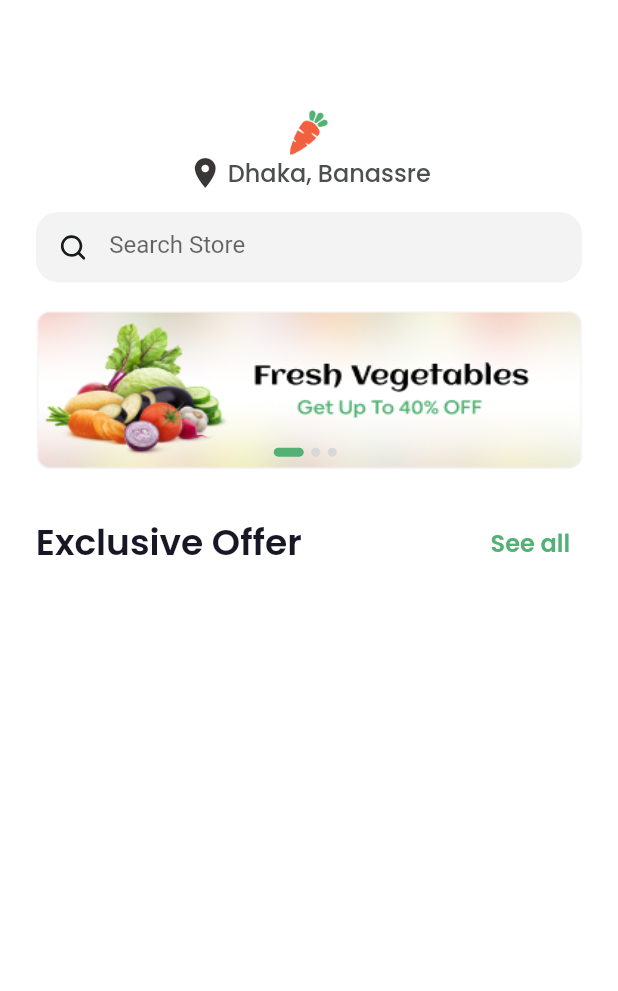
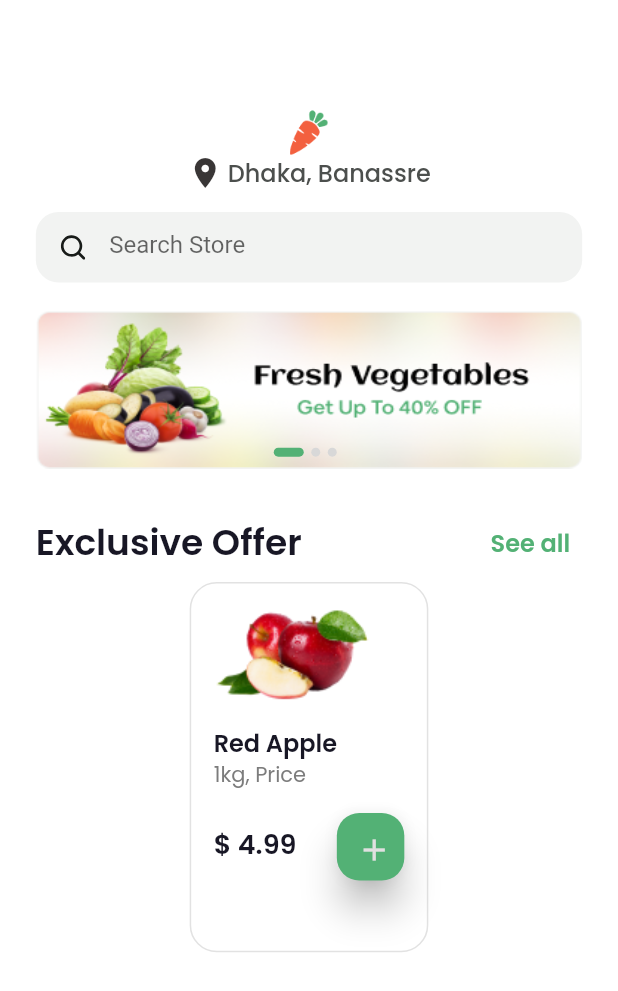
Before and after one commit to YousufQtec/grocery_app, a Flutter app: the screen it shows after launch, on a phone screen of 412 x 824 dp. Shown: the top 991 px of the screen. Run offline on Flutter 3.47's test engine with Material 2 defaults, Android fonts, the phone set to English and light mode, and no system bars; our stand-ins replace bloc, flutter_bloc, flutter_svg, google_fonts.

Commit message:
design product card

```diff
--- /dev/null
+++ b/lib/components/product_card.dart
@@ -0,0 +1,67 @@
+import 'package:flutter/material.dart';
+import 'package:grocery_app/components/nectar_texts.dart';
+import 'package:grocery_app/constants.dart';
+import 'package:grocery_app/size_config.dart';
+
+class ProductCard extends StatelessWidget {
+  const ProductCard({Key? key}) : super(key: key);
+
+  @override
+  Widget build(BuildContext context) {
+    return Container(
+      width: getProportionateScreenHeight(173),
+      height: getProportionateScreenWidth(248),
+      decoration: BoxDecoration(
+        border: Border.all(color: nBorderColor),
+        borderRadius: BorderRadius.circular(18),
+      ),
+      padding: const EdgeInsets.all(15),
+      child: Column(
+        crossAxisAlignment: CrossAxisAlignment.start,
+        children: [
+          Image.asset(
+            'assets/images/apple.png',
+            fit: BoxFit.fill,
+          ),
+          const SizedBox(
+            height: 20,
+          ),
+          const SemiBoldText(
+            text: 'Red Apple',
+            fontSize: 16,
+          ),
+          const MediumText(
+            text: '1kg, Price',
+            fontSize: 14,
+          ),
+          const SizedBox(
+            height: 15,
+          ),
+          Row(
+            mainAxisAlignment: MainAxisAlignment.spaceBetween,
+            children: [
+              const SemiBoldText(text: "$dollar 4.99"),
+              SizedBox(
+                height: 45,
+                width: 45,
+                child: ElevatedButton(
+                  onPressed: () {},
+                  child: const Icon(Icons.add,),
+                  style: ElevatedButton.styleFrom(
+                    elevation: 10.0,
+                    onPrimary: Colors.grey[300],
+                    primary: nectarPrimaryColor,
+                    padding: EdgeInsets.all(getProportionateScreenHeight(14)),
+                    shape: const RoundedRectangleBorder(
+                      borderRadius: BorderRadius.all(Radius.circular(15)),
+                    ),
+                  ),
+                ),
+              )
+            ],
+          )
+        ],
+      ),
+    );
+  }
+}
--- a/lib/constants.dart
+++ b/lib/constants.dart
@@ -7,8 +7,12 @@ import 'package:flutter/material.dart';
 
 const nectarPrimaryColor = Color(0xFF53B175);
 const nBlackColor = Color(0xFF181725);
+const nBorderColor = Color(0xFFE2E2E2);
+const nGreyColor = Color(0xFF7C7C7C);
 
 //-------------------Strings-----------------------
+const dollar = "\u0024";
+const tk = "\u09F3";
 List<String> nectarZones = ['Banasree', 'Uttra', 'Khilkhet', 'Nikunjo'];
 List<String>  nectarArea= ['Nikunj-01', 'Nikunjo-02', 'Uttra-01', 'Uttra-02'];
 List<String> sliderImages = [
--- a/lib/screens/home/widgets/exclusive_offer.dart
+++ b/lib/screens/home/widgets/exclusive_offer.dart
@@ -1,4 +1,5 @@
 import 'package:flutter/material.dart';
+import 'package:grocery_app/components/product_card.dart';
 import 'package:grocery_app/screens/home/widgets/section_header.dart';
 
 class ExclusiveOffer extends StatelessWidget {
@@ -8,7 +9,8 @@ class ExclusiveOffer extends StatelessWidget {
   Widget build(BuildContext context) {
     return Column(
       children: const [
-        SectionHeader()
+        SectionHeader(),
+        ProductCard()
       ],
     );
   }
```
Also changed, not shown: lib/components/nectar_texts.dart (+27 -4 lines), assets/images/apple.png (added).
